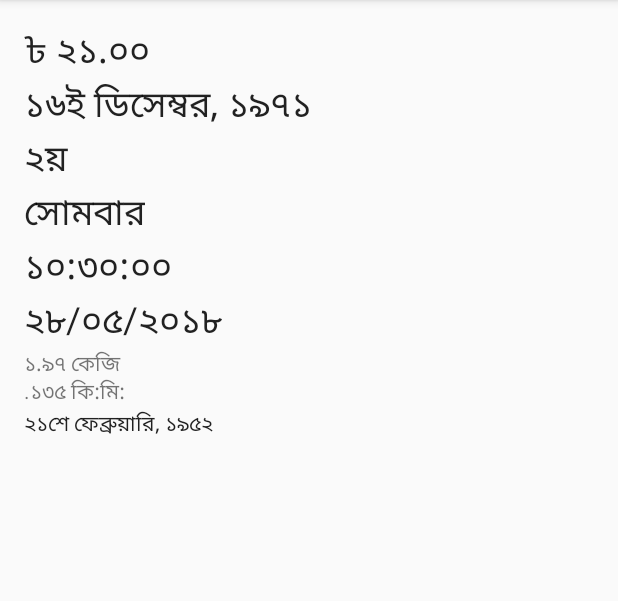
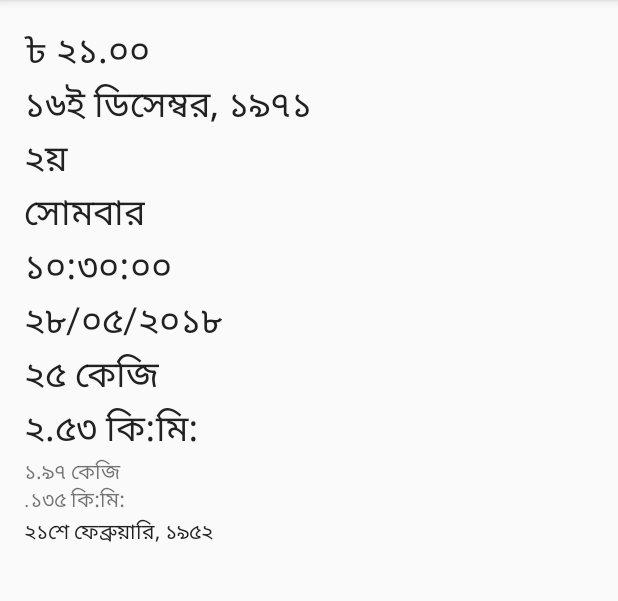
Before and after one commit to noman404/BanglaTextView, an Android app: the screen it shows after launch (MainActivity), on a phone screen of 412 x 824 dp, the part 84-685 px from its top. Run offline under Robolectric (Android 15) with nearby library versions, the phone set to English and light mode, and no system bars.

```diff
--- a/sample-app/build.gradle
+++ b/sample-app/build.gradle
@@ -31,4 +31,6 @@ dependencies {
 
     compile project(':tobangla')
 //    implementation 'com.github.noman404:BanglaTextView:1.0.2'
+//    implementation 'com.github.noman404:BanglaTextView:1.0.3'
+
 }
--- a/sample-app/src/main/java/com/example/user/test/MainActivity.java
+++ b/sample-app/src/main/java/com/example/user/test/MainActivity.java
@@ -18,18 +18,12 @@ public class MainActivity extends AppCompatActivity {
         super.onCreate(savedInstanceState);
         setContentView(R.layout.activity_main);
 
+        usingTheConverter();
         byProgrammatically();
 
-        try {
-
-            usingTheConverter();
-
-        } catch (Exception e) {
-            e.printStackTrace();
-        }
     }
 
-    private void usingTheConverter() throws Exception {
+    private void usingTheConverter() {
 
         TextView tvUom = ((TextView) findViewById(R.id.tvUom));
 
--- a/sample-app/src/main/res/layout/activity_main.xml
+++ b/sample-app/src/main/res/layout/activity_main.xml
@@ -53,6 +53,20 @@
         android:textSize="24sp"
         toBangla:processType="ordinalIndicatorToday" />
 
+    <com.al.tobangla.views.BNTextView
+        android:layout_width="wrap_content"
+        android:layout_height="wrap_content"
+        android:textSize="24sp"
+        android:text="25 kg"
+        toBangla:processType="weight" />
+
+    <com.al.tobangla.views.BNTextView
+        android:layout_width="wrap_content"
+        android:layout_height="wrap_content"
+        android:textSize="24sp"
+        android:text="2.53km"
+        toBangla:processType="distance" />
+
     <TextView
         android:id="@+id/tvUom"
         android:layout_width="wrap_content"
--- a/tobangla/src/main/java/com/al/tobangla/processor/ToBN.java
+++ b/tobangla/src/main/java/com/al/tobangla/processor/ToBN.java
@@ -4,6 +4,7 @@ import android.annotation.SuppressLint;
 
 import com.al.tobangla.utils.ProcessType;
 
+import java.text.ParseException;
 import java.text.SimpleDateFormat;
 import java.util.Calendar;
 import java.util.Locale;
@@ -397,7 +398,7 @@ public class ToBN {
     * @param EN format of weight as string EN-US
     * @return in BN format
     */
-    public String getWeight(String text) throws Exception {
+    public String getWeight(String text) {
         try {
             text = text.replace(" ", "");
             String[] part = text.split("(?<=[0-9])(?=[a-zA-Z])");
@@ -418,7 +419,7 @@ public class ToBN {
             return converted.toString();
 
         } catch (Exception error) {
-            throw new Exception("Couldn't Parse the Format");
+           return text;
         }
     }
 
@@ -463,7 +464,7 @@ public class ToBN {
     * @param EN format of distance as string EN-US
     * @return in BN format
     */
-    public String getDistance(String text) throws Exception {
+    public String getDistance(String text) {
         try {
             text = text.replace(" ", "");
             String[] part = text.split("(?<=[0-9])(?=[a-zA-Z])");
@@ -484,7 +485,7 @@ public class ToBN {
             return converted.toString();
 
         } catch (Exception error) {
-            throw new Exception("Couldn't Parse the Format");
+            return text;
         }
     }
 
--- a/tobangla/src/main/java/com/al/tobangla/utils/ProcessType.java
+++ b/tobangla/src/main/java/com/al/tobangla/utils/ProcessType.java
@@ -17,7 +17,8 @@ public enum ProcessType {
     TODAY(7),
     TIME_NOW(8),
     NOW_DATE_TIME(9),
-
+    DISTANCE(10),
+    WEIGHT(11),
     DEFAULT(-1);
 
     int value;
--- a/tobangla/src/main/java/com/al/tobangla/views/BNTextView.java
+++ b/tobangla/src/main/java/com/al/tobangla/views/BNTextView.java
@@ -46,7 +46,7 @@ public class BNTextView extends AppCompatTextView {
         init(context, attrs);
     }
 
-    public BNTextView(Context context, AttributeSet attrs, int defStyleAttr) {
+    public BNTextView(Context context, AttributeSet attrs, int defStyleAttr){
         super(context, attrs, defStyleAttr);
 
         init(context, attrs);
@@ -130,6 +130,14 @@ public class BNTextView extends AppCompatTextView {
                 super.setText(toBN.getTodayDate() + WHITE_SPACE + toBN.getCurrentTime());
                 return;
 
+            case DISTANCE:
+                super.setText(toBN.getDistance(text));
+                return;
+
+            case WEIGHT:
+                super.setText(toBN.getWeight(text));
+                return;
+
             default:
                 super.setText(text);
 
--- a/tobangla/src/main/res/values/attrs.xml
+++ b/tobangla/src/main/res/values/attrs.xml
@@ -13,6 +13,8 @@
             <enum name="today" value="7" />
             <enum name="timeNow" value="8" />
             <enum name="nowDateTime" value="9" />
+            <enum name="distance" value="10" />
+            <enum name="weight" value="11" />
         </attr>
     </declare-styleable>
 </resources>
```
